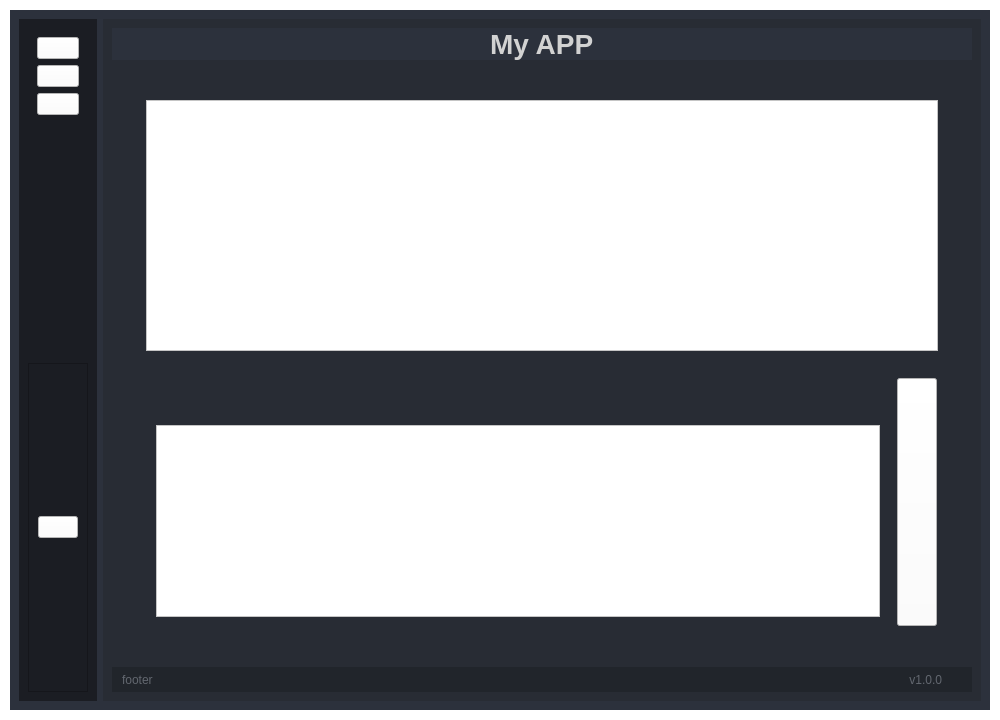
The window that gui.ui (ywang0789/wang_chatbot) describes before a commit, drawn with Qt 5.
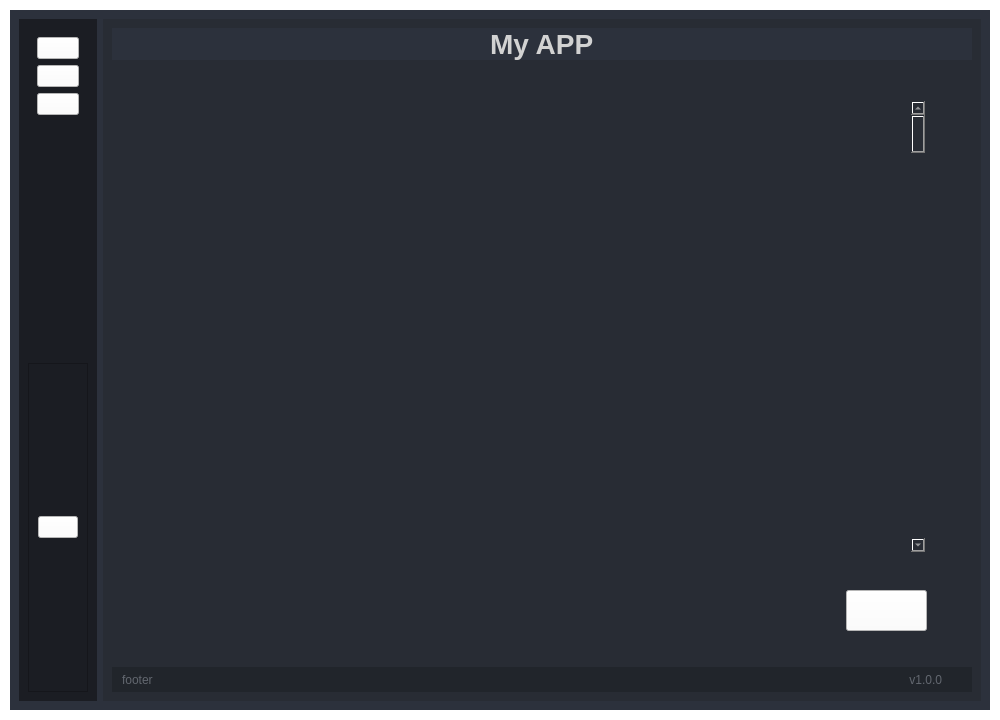
The same window after the commit. Icons and pictures are not drawn.

Commit message: added new basic UI and not using pyuic

The edit to the form file:
```diff
--- a/gui.ui
+++ b/gui.ui
@@ -975,118 +975,53 @@
                    <property name="frameShadow">
                     <enum>QFrame::Raised</enum>
                    </property>
-                   <layout class="QVBoxLayout" name="verticalLayout_7">
-                    <item>
-                     <widget class="QFrame" name="chat_bottom_frame">
-                      <property name="frameShape">
-                       <enum>QFrame::StyledPanel</enum>
-                      </property>
-                      <property name="frameShadow">
-                       <enum>QFrame::Raised</enum>
-                      </property>
-                      <layout class="QVBoxLayout" name="verticalLayout_8">
-                       <item>
-                        <widget class="QTextBrowser" name="textBrowser">
-                         <property name="sizePolicy">
-                          <sizepolicy hsizetype="Preferred" vsizetype="Preferred">
-                           <horstretch>0</horstretch>
-                           <verstretch>0</verstretch>
-                          </sizepolicy>
-                         </property>
-                         <property name="styleSheet">
-                          <string notr="true">background-color: rgb(255, 255, 255);</string>
-                         </property>
-                        </widget>
-                       </item>
-                      </layout>
-                     </widget>
-                    </item>
-                    <item>
-                     <widget class="QFrame" name="chat_top_frame">
-                      <property name="frameShape">
-                       <enum>QFrame::StyledPanel</enum>
-                      </property>
-                      <property name="frameShadow">
-                       <enum>QFrame::Raised</enum>
-                      </property>
-                      <layout class="QHBoxLayout" name="horizontalLayout_5">
-                       <item>
-                        <widget class="QFrame" name="frame_3">
-                         <property name="frameShape">
-                          <enum>QFrame::StyledPanel</enum>
-                         </property>
-                         <property name="frameShadow">
-                          <enum>QFrame::Raised</enum>
+                   <widget class="QScrollArea" name="chat_scrollarea">
+                    <property name="geometry">
+                     <rect>
+                      <x>18</x>
+                      <y>11</y>
+                      <width>791</width>
+                      <height>471</height>
+                     </rect>
+                    </property>
+                    <property name="widgetResizable">
+                     <bool>true</bool>
+                    </property>
+                    <widget class="QWidget" name="scrollAreaWidgetContents">
+                     <property name="geometry">
+                      <rect>
+                       <x>0</x>
+                       <y>0</y>
+                       <width>789</width>
+                       <height>469</height>
+                      </rect>
                          </property>
                          <layout class="QHBoxLayout" name="horizontalLayout_2">
-                          <item alignment="Qt::AlignBottom">
-                           <widget class="QTextEdit" name="textEdit_2">
-                            <property name="sizePolicy">
-                             <sizepolicy hsizetype="MinimumExpanding" vsizetype="Preferred">
-                              <horstretch>0</horstretch>
-                              <verstretch>0</verstretch>
-                             </sizepolicy>
-                            </property>
-                            <property name="styleSheet">
-                             <string notr="true">background-color: rgb(255, 255, 255);</string>
-                            </property>
-                           </widget>
-                          </item>
-                         </layout>
-                        </widget>
-                       </item>
                        <item>
-                        <widget class="QFrame" name="frame_2">
-                         <property name="sizePolicy">
-                          <sizepolicy hsizetype="Preferred" vsizetype="Preferred">
-                           <horstretch>0</horstretch>
-                           <verstretch>0</verstretch>
-                          </sizepolicy>
-                         </property>
-                         <property name="maximumSize">
-                          <size>
-                           <width>16777215</width>
-                           <height>16777215</height>
-                          </size>
-                         </property>
-                         <property name="frameShape">
-                          <enum>QFrame::StyledPanel</enum>
-                         </property>
-                         <property name="frameShadow">
-                          <enum>QFrame::Raised</enum>
-                         </property>
-                         <layout class="QVBoxLayout" name="verticalLayout_11">
-                          <property name="spacing">
-                           <number>0</number>
-                          </property>
-                          <property name="leftMargin">
-                           <number>0</number>
-                          </property>
-                          <property name="topMargin">
-                           <number>0</number>
-                          </property>
-                          <property name="rightMargin">
-                           <number>0</number>
-                          </property>
-                          <property name="bottomMargin">
-                           <number>0</number>
-                          </property>
-                          <item>
-                           <widget class="QPushButton" name="pushButton_2">
-                            <property name="enabled">
+                       <widget class="QTextEdit" name="chat_output_textedit">
+                        <property name="readOnly">
                              <bool>true</bool>
                             </property>
-                            <property name="sizePolicy">
-                             <sizepolicy hsizetype="Preferred" vsizetype="Preferred">
-                              <horstretch>0</horstretch>
-                              <verstretch>0</verstretch>
-                             </sizepolicy>
-                            </property>
-                            <property name="maximumSize">
-                             <size>
-                              <width>16777215</width>
-                              <height>16777215</height>
-                             </size>
+                       </widget>
+                      </item>
+                      <item>
+                       <widget class="QScrollBar" name="chat_scrollbar">
+                        <property name="orientation">
+                         <enum>Qt::Vertical</enum>
+                        </property>
+                       </widget>
+                      </item>
+                     </layout>
+                    </widget>
+                   </widget>
+                   <widget class="QPushButton" name="chat_send_button">
+                    <property name="geometry">
+                     <rect>
+                      <x>720</x>
+                      <y>510</y>
+                      <width>81</width>
+                      <height>41</height>
+                     </rect>
                             </property>
                             <property name="styleSheet">
                              <string notr="true">background-color: rgb(255, 255, 255);</string>
@@ -1098,21 +1033,20 @@
                              <iconset>
                               <normaloff>icons/send.svg</normaloff>icons/send.svg</iconset>
                             </property>
-                            <property name="iconSize">
-                             <size>
-                              <width>32</width>
-                              <height>32</height>
-                             </size>
-                            </property>
-                           </widget>
-                          </item>
-                         </layout>
-                        </widget>
-                       </item>
-                      </layout>
-                     </widget>
-                    </item>
-                   </layout>
+                    <property name="shortcut">
+                     <string>Return</string>
+                    </property>
+                   </widget>
+                   <widget class="QTextEdit" name="chat_input_textedit">
+                    <property name="geometry">
+                     <rect>
+                      <x>20</x>
+                      <y>510</y>
+                      <width>681</width>
+                      <height>41</height>
+                     </rect>
+                    </property>
+                   </widget>
                   </widget>
                  </item>
                 </layout>
```
Left out of the diff: 9 changed lines with no effect on the pictures. Lines whose indentation alone changed are shown as unchanged. The commit also changes 1 other file.
